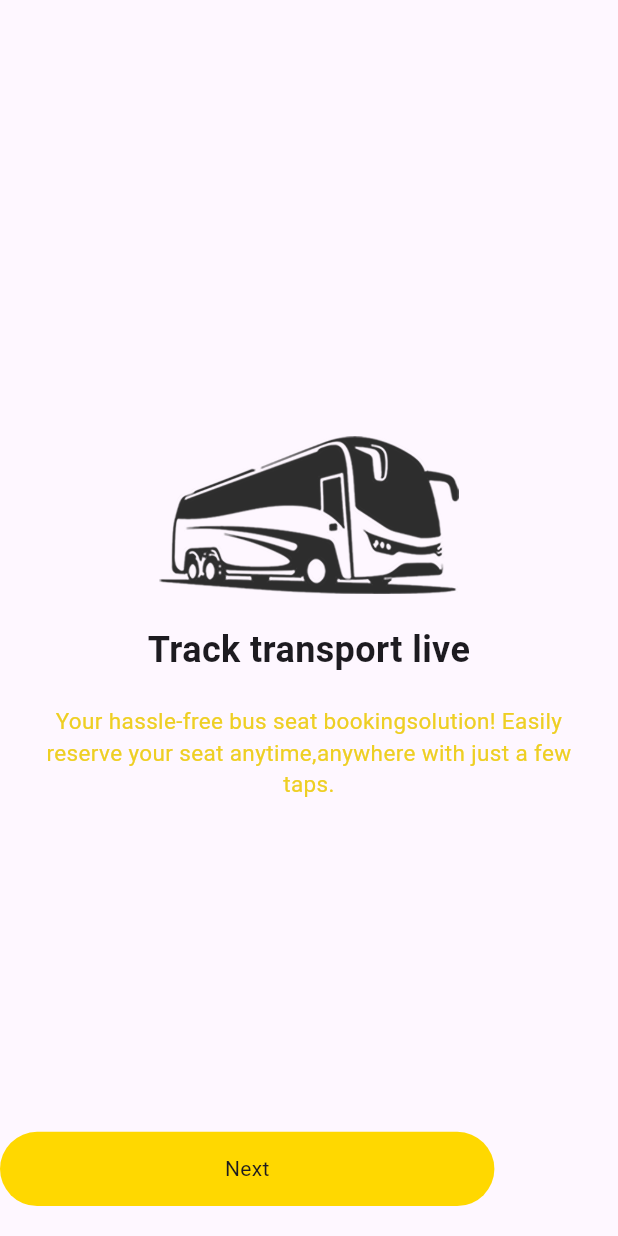
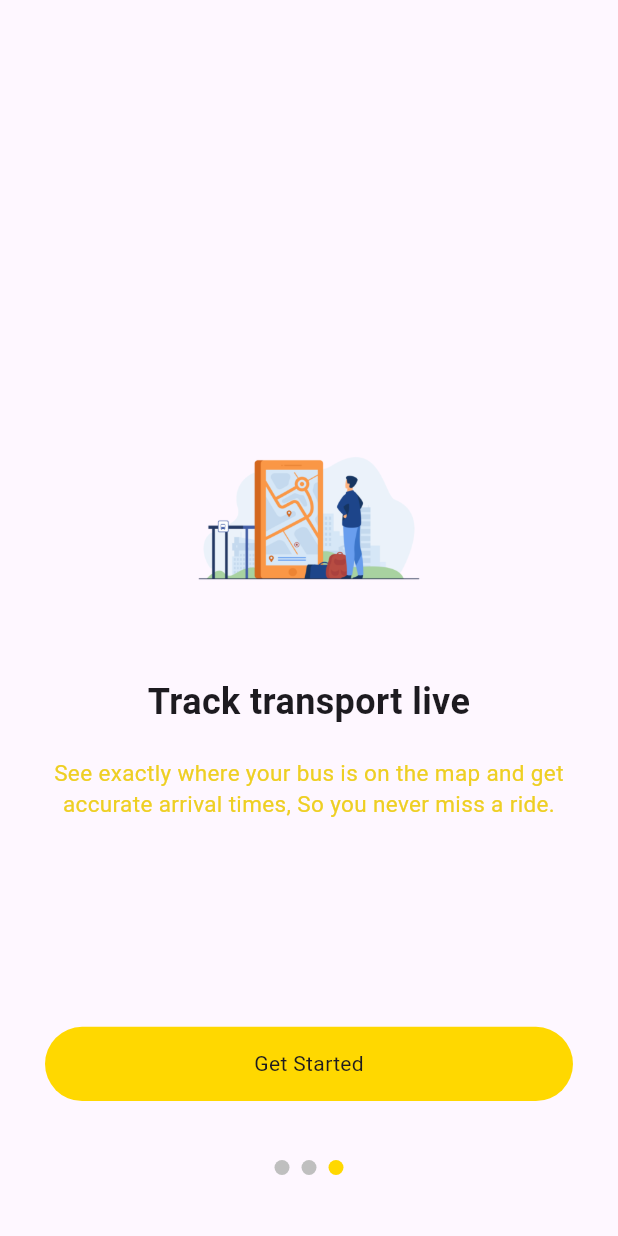
Before and after one commit to iSiRaH/transist_tracker, a Flutter app: the screen it shows after launch, swiped to page 3, on a phone screen of 412 x 824 dp. Run offline on Flutter 3.47's test engine with Material 3 defaults, Android fonts, the phone set to English and light mode, and no system bars; drawn by our look-alikes of smooth_page_indicator; our stand-ins replace curved_navigation_bar.

Commit message:
Fixed onboarding screens

```diff
--- a/lib/data/onboarding_data.dart
+++ b/lib/data/onboarding_data.dart
@@ -10,12 +10,12 @@ class OnboardingData {
     OnboardingModel(
         title: "Find routes and stops easily",
         description:
-            "Your hassle-free bus seat bookingsolution! Easily reserve your seat anytime,anywhere with just a few taps.",
-        imageUrl: "assets/images/Bus_Image.png"),
+            "Quickly search forbus Routes, view detailed stop information and plan journey in advance.",
+        imageUrl: "assets/images/Onboarding2.png"),
     OnboardingModel(
         title: "Track transport live",
         description:
-            "Your hassle-free bus seat bookingsolution! Easily reserve your seat anytime,anywhere with just a few taps.",
-        imageUrl: "assets/images/Bus_Image.png"),
+            "See exactly where your bus is on the map and get accurate arrival times, So you never miss a ride.",
+        imageUrl: "assets/images/Onboarding3.png"),
   ];
 }
--- a/lib/pages/onboarding_page.dart
+++ b/lib/pages/onboarding_page.dart
@@ -1,6 +1,8 @@
 import 'package:flutter/material.dart';
+import 'package:smooth_page_indicator/smooth_page_indicator.dart';
 import 'package:transist_tracker/data/onboarding_data.dart';
 import 'package:transist_tracker/pages/onboarding_screens/welcome_page.dart';
+import 'package:transist_tracker/pages/signup_page.dart';
 import 'package:transist_tracker/utils/colors.dart';
 import 'package:transist_tracker/widgets/reusable/custom_button.dart';
 
@@ -12,16 +14,28 @@ class OnboardingPage extends StatefulWidget {
 }
 
 class _OnboardingPageState extends State<OnboardingPage> {
+  final PageController _controller = PageController();
+  bool isLastPage = false;
+
   @override
   Widget build(BuildContext context) {
     final onboardingData = OnboardingData.onboardingDataList;
     return Scaffold(
-      body: Column(
+      body: Padding(
+        padding: const EdgeInsets.symmetric(horizontal: 30.0),
+        child: Column(
+          crossAxisAlignment: CrossAxisAlignment.center,
           children: [
             Expanded(
               child: Stack(
                 children: [
                   PageView(
+                    controller: _controller,
+                    onPageChanged: (index) {
+                      setState(() {
+                        isLastPage = index == 2;
+                      });
+                    },
                     children: [
                       WelcomePage(
                         title: onboardingData[0].title,
@@ -41,10 +55,50 @@ class _OnboardingPageState extends State<OnboardingPage> {
                     ],
                   ),
                   Positioned(
-                  bottom: 20,
+                    bottom: 90,
+                    left: 0,
+                    right: 0,
+                    child: isLastPage
+                    ? GestureDetector(
+                      onTap: () {
+                        Navigator.push(
+                          context,
+                          MaterialPageRoute(
+                            builder: (context) => SignupPage()
+                          ),
+                        );
+                      },
                       child: CustomButton(
-                    description: "Next",
+                        description: isLastPage ? "Get Started" : "Next",
                         color: mainYellow,
+                      ),
+                    )
+                    : GestureDetector(
+                      onTap: () {
+                        _controller.animateToPage(_controller.page!.toInt() + 1,
+                            duration: Duration(milliseconds: 400),
+                            curve: Curves.easeInOut
+                        );
+                      },
+                      child: CustomButton(
+                        description: isLastPage ? "Get Started" : "Next",
+                        color: mainYellow,
+                      ),
+                    ),
+                  ),
+
+                  // dot container
+                  Container(
+                    alignment: Alignment(0, 0.9),
+                    child: SmoothPageIndicator(
+                      controller: _controller,
+                      count: 3,
+                      effect: WormEffect(
+                        activeDotColor: mainYellow,
+                        dotColor: mainAsh,
+                        dotHeight: 10,
+                        dotWidth: 10,
+                      ),
                     ),
                   ),
                 ],
@@ -52,6 +106,7 @@ class _OnboardingPageState extends State<OnboardingPage> {
             ),
           ],
         ),
+      ),
     );
   }
 }
--- a/lib/pages/onboarding_screens/welcome_page.dart
+++ b/lib/pages/onboarding_screens/welcome_page.dart
@@ -14,11 +14,7 @@ class WelcomePage extends StatelessWidget {
 
   @override
   Widget build(BuildContext context) {
-    return Padding(
-      padding: const EdgeInsets.symmetric(
-        horizontal: 25.0,
-      ),
-      child: Column(
+    return Column(
       mainAxisAlignment: MainAxisAlignment.center,
       children: [
         SizedBox(
@@ -29,7 +25,7 @@ class WelcomePage extends StatelessWidget {
           ),
         ),
         SizedBox(
-            height: 20,
+          height: 40,
         ),
         Text(
           title,
@@ -51,7 +47,6 @@ class WelcomePage extends StatelessWidget {
           ),
         ),
       ],
-      ),
     );
   }
 }
--- a/pubspec.yaml
+++ b/pubspec.yaml
@@ -35,6 +35,7 @@ dependencies:
   # Use with the CupertinoIcons class for iOS style icons.
   cupertino_icons: ^1.0.8
   curved_navigation_bar: ^1.0.6
+  smooth_page_indicator: ^1.2.1
 
 dev_dependencies:
   flutter_test:
```
Also changed, not shown: assets/images/Onboarding2.png (added), assets/images/Onboarding3.png (added), pubspec.lock, 1 other file. Lines whose indentation alone changed are shown as unchanged.
